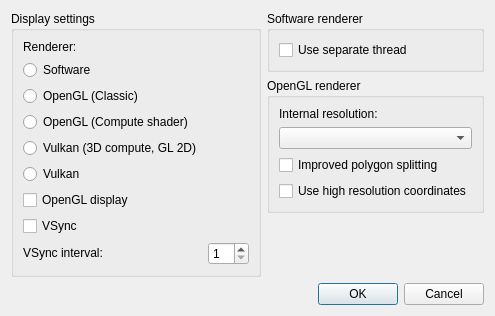
First picture: the form in src/frontend/qt_sdl/VideoSettingsDialog.ui, repository melonDS-emu/melonDS, before the edit.
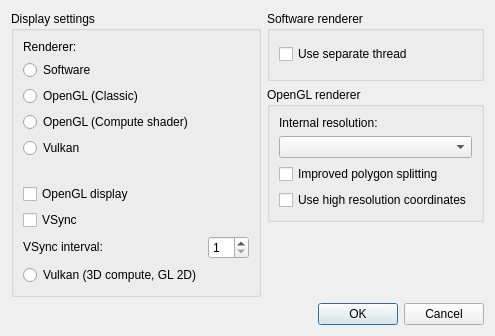
Second picture: the form after the edit.

Commit message:
qt: fix renderer radio spacing in video settings
Two grid-layout bugs left odd gaps around the Vulkan radio: the visible
"Vulkan" button and the vertical spacer were assigned to the same grid
row (overlapping), and the hidden hybrid radio sat between Compute and
Vulkan leaving a gap above it. Move the visible Vulkan up to the row
after Compute and park the always-hidden hybrid at the bottom where it
collapses.

Also target the runtime-availability disable at the visible Vulkan
radio instead of the hidden hybrid, and drop a stale renderer name from
the compute-renderer tooltip.

Patch:
```diff
--- a/src/frontend/qt_sdl/VideoSettingsDialog.ui
+++ b/src/frontend/qt_sdl/VideoSettingsDialog.ui
@@ -200,7 +200,7 @@
         </property>
        </widget>
       </item>
-      <item row="4" column="0">
+      <item row="9" column="0">
        <widget class="QRadioButton" name="rb3DVulkan">
         <property name="whatsThis">
          <string>&lt;html&gt;&lt;head/&gt;&lt;body&gt;&lt;p&gt;The Vulkan compute renderer runs the 3D engine on Vulkan and composites the 2D layers with OpenGL. It works on systems without OpenGL 4.3, such as macOS.&lt;/p&gt;&lt;/body&gt;&lt;/html&gt;</string>
@@ -210,7 +210,7 @@
         </property>
        </widget>
       </item>
-      <item row="5" column="0">
+      <item row="4" column="0">
        <widget class="QRadioButton" name="rb3DVulkanFull">
         <property name="whatsThis">
          <string>&lt;html&gt;&lt;head/&gt;&lt;body&gt;&lt;p&gt;The Vulkan renderer runs the 3D engine, 2D compositing and display capture on Vulkan. It works on systems without OpenGL 4.3, such as macOS.&lt;/p&gt;&lt;/body&gt;&lt;/html&gt;</string>
```
The commit also changes 1 other file.
